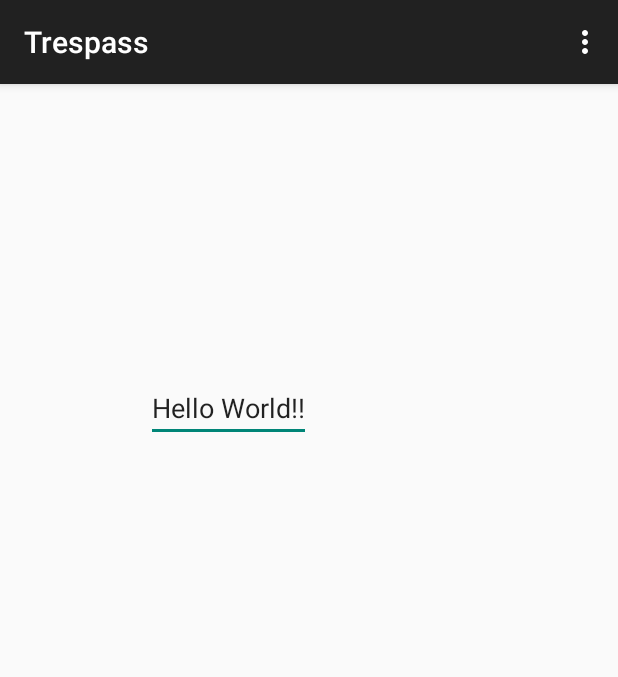
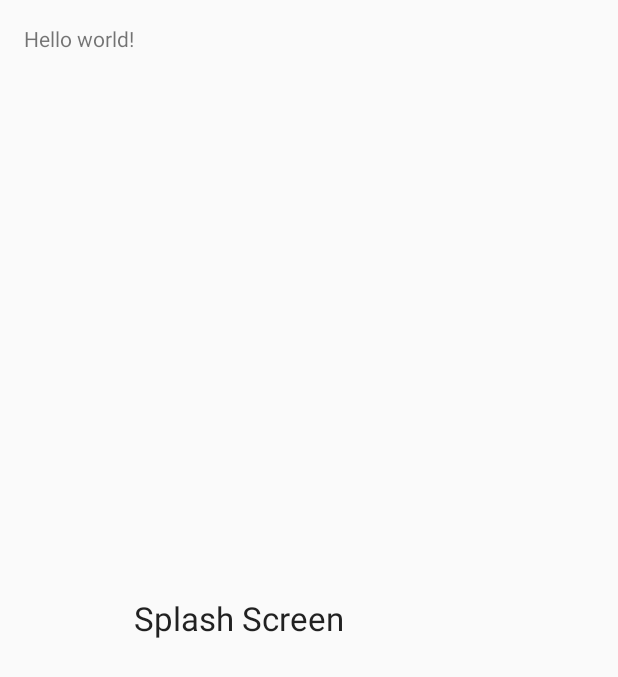
Before and after one commit to jleopold28/Trespass, an Android app: the screen it shows after launch (MainActivity before the commit, SplashActivity after it), on a phone screen of 412 x 824 dp. Shown: the top 677 px of the screen. Run offline under Robolectric (Android 15) with nearby library versions, the phone set to English and light mode, and no system bars.

Commit message:
update dependencies add splash screen

```diff
--- /dev/null
+++ b/app/src/main/java/main/trespass/SplashActivity.java
@@ -0,0 +1,38 @@
+package main.trespass;
+
+import android.app.Activity;
+import android.os.Bundle;
+import android.view.Menu;
+import android.view.MenuItem;
+
+
+public class SplashActivity extends Activity {
+
+    @Override
+    protected void onCreate(Bundle savedInstanceState) {
+        super.onCreate(savedInstanceState);
+        setContentView(R.layout.activity_splash);
+    }
+
+    @Override
+    public boolean onCreateOptionsMenu(Menu menu) {
+        // Inflate the menu; this adds items to the action bar if it is present.
+        getMenuInflater().inflate(R.menu.menu_splash, menu);
+        return true;
+    }
+
+    @Override
+    public boolean onOptionsItemSelected(MenuItem item) {
+        // Handle action bar item clicks here. The action bar will
+        // automatically handle clicks on the Home/Up button, so long
+        // as you specify a parent activity in AndroidManifest.xml.
+        int id = item.getItemId();
+
+        //noinspection SimplifiableIfStatement
+        if (id == R.id.action_settings) {
+            return true;
+        }
+
+        return super.onOptionsItemSelected(item);
+    }
+}
--- /dev/null
+++ b/app/src/main/res/layout/activity_splash.xml
@@ -0,0 +1,23 @@
+<RelativeLayout xmlns:android="http://schemas.android.com/apk/res/android"
+    xmlns:tools="http://schemas.android.com/tools" android:layout_width="match_parent"
+    android:layout_height="match_parent" android:paddingLeft="@dimen/activity_horizontal_margin"
+    android:paddingRight="@dimen/activity_horizontal_margin"
+    android:paddingTop="@dimen/activity_vertical_margin"
+    android:paddingBottom="@dimen/activity_vertical_margin"
+    tools:context="main.trespass.SplashActivity">
+
+    <TextView android:text="@string/hello_world" android:layout_width="wrap_content"
+        android:layout_height="wrap_content"
+        android:id="@+id/SplashActivityTextView" />
+
+    <TextView
+        android:layout_width="wrap_content"
+        android:layout_height="wrap_content"
+        android:textAppearance="?android:attr/textAppearanceLarge"
+        android:text="Splash Screen"
+        android:id="@+id/textView"
+        android:layout_centerVertical="true"
+        android:layout_toRightOf="@+id/SplashActivityTextView"
+        android:layout_toEndOf="@+id/SplashActivityTextView" />
+
+</RelativeLayout>
--- a/app/src/main/res/values/strings.xml
+++ b/app/src/main/res/values/strings.xml
@@ -3,4 +3,5 @@
 
     <string name="hello_world">Hello world!</string>
     <string name="action_settings">Settings</string>
+    <string name="title_activity_splash">SplashActivity</string>
 </resources>
```
Also changed, not shown: app/src/main/AndroidManifest.xml (+14 -1 lines), app/src/main/res/layout/activity_main.xml (+9 -0 lines), 1 other file.
